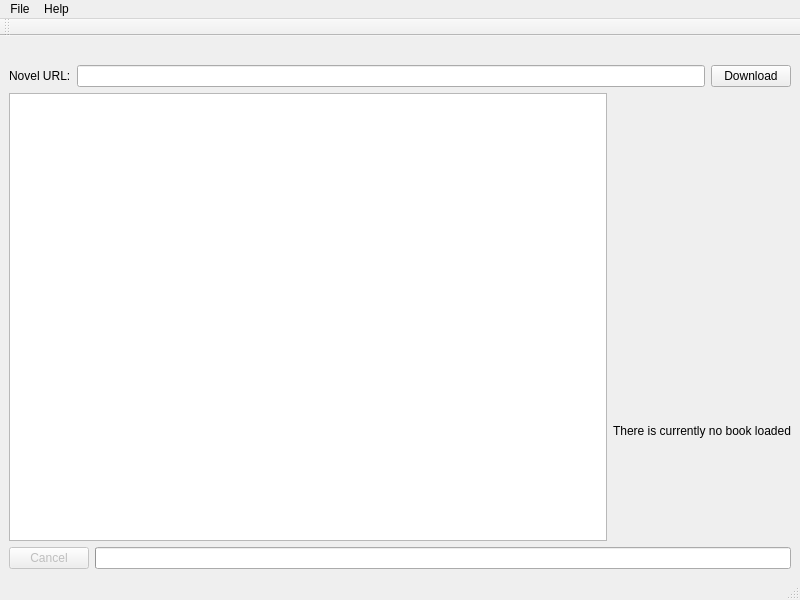
First picture: the form in ui/mainwindow.ui, repository insoPL/WuxiaDownloader, before the edit.
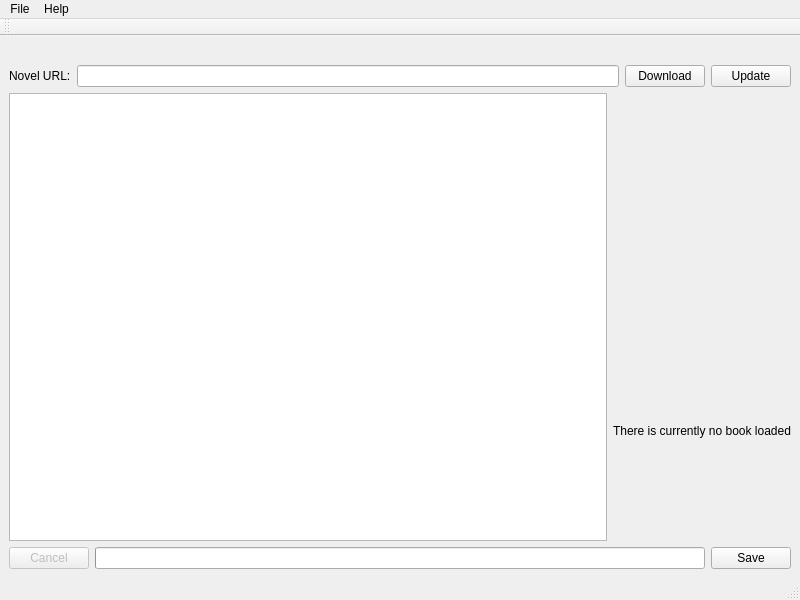
Second picture: the form after the edit. Icons and pictures are not drawn. Custom widgets are drawn as their Qt base class.

Commit message: Add Save button + change Download to update button + add a true download button

Diff of the .ui file:
```diff
--- a/ui/mainwindow.ui
+++ b/ui/mainwindow.ui
@@ -1284,6 +1284,13 @@
         </property>
        </widget>
       </item>
+      <item>
+       <widget class="QPushButton" name="update_button">
+        <property name="text">
+         <string>Update</string>
+        </property>
+       </widget>
+      </item>
      </layout>
     </item>
     <item>
@@ -1345,6 +1352,13 @@
       <item>
        <widget class="DownloadProgressBar" name="downloadprogressbar"/>
       </item>
+      <item>
+       <widget class="QPushButton" name="save_button">
+        <property name="text">
+         <string>Save</string>
+        </property>
+       </widget>
+      </item>
      </layout>
     </item>
    </layout>
```
The commit also changes 1 other file.
